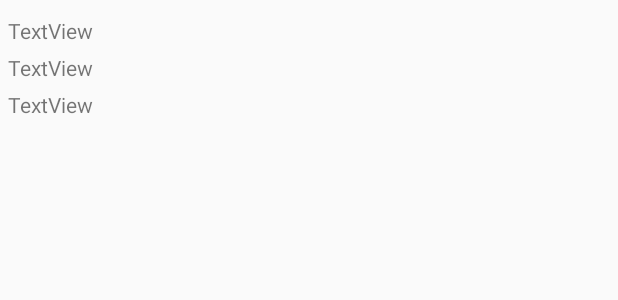
After one commit to AndroidClassT/FirstApplication, an Android app: the layout list_row.xml on its own in the app's theme, with its tools: preview values and no code run, on a phone screen of 412 x 824 dp. The commit adds this screen. Shown: the top 300 px of the screen. Run offline under Robolectric (Android 15) with nearby library versions, the phone set to English and light mode, and no system bars.

Commit message:
List View Created

```diff
--- a/MyApplication/app/src/main/AndroidManifest.xml
+++ b/MyApplication/app/src/main/AndroidManifest.xml
@@ -19,6 +19,7 @@
         <activity android:name=".HomeActivity" android:label="@string/user_details_all_caps"  />
         <activity android:name=".MainActivity" />
         <activity android:name=".RegistrationActivity" android:label="@string/user_registration_all_caps"></activity>
+        <activity android:name=".list.ListviewActivity" android:label="@string/contacts"></activity>
     </application>
 
 </manifest>
--- a/MyApplication/app/src/main/java/com/example/muhammed/myapplication/LoginActivity.java
+++ b/MyApplication/app/src/main/java/com/example/muhammed/myapplication/LoginActivity.java
@@ -8,6 +8,7 @@ import android.widget.Button;
 import android.widget.EditText;
 import android.widget.Toast;
 
+import com.example.muhammed.myapplication.list.ListviewActivity;
 import com.example.muhammed.myapplication.storage.AppStorageFactory;
 
 public class LoginActivity extends AppCompatActivity implements View.OnClickListener {
@@ -53,7 +54,7 @@ public class LoginActivity extends AppCompatActivity implements View.OnClickList
                     Toast.makeText(this, "Invalid Username or Password", Toast.LENGTH_SHORT).show();
                 }
                 break;
-            case R.id.registerButton :
+            case R.id.registerButton:
                 Intent intent = new Intent(this, RegistrationActivity.class);
                 startActivity(intent);
                 finish();
@@ -64,7 +65,7 @@ public class LoginActivity extends AppCompatActivity implements View.OnClickList
     }
 
     private void gotoActivity() {
-        Intent intent = new Intent(this, HomeActivity.class);
+        Intent intent = new Intent(this, ListviewActivity.class);
         startActivity(intent);
         finish();
     }
--- /dev/null
+++ b/MyApplication/app/src/main/res/layout/list_row.xml
@@ -0,0 +1,29 @@
+<?xml version="1.0" encoding="utf-8"?>
+<RelativeLayout xmlns:android="http://schemas.android.com/apk/res/android"
+    android:layout_width="match_parent"
+    android:layout_height="match_parent"
+    android:padding="5dp">
+
+    <TextView
+        android:id="@+id/nameTextView"
+        android:layout_width="wrap_content"
+        android:layout_height="wrap_content"
+        android:layout_marginTop="5dp"
+        android:text="TextView" />
+
+    <TextView
+        android:id="@+id/numberTextView"
+        android:layout_width="wrap_content"
+        android:layout_height="wrap_content"
+        android:layout_below="@id/nameTextView"
+        android:layout_marginTop="5dp"
+        android:text="TextView" />
+
+    <TextView
+        android:id="@+id/emailTextView"
+        android:layout_width="wrap_content"
+        android:layout_height="wrap_content"
+        android:layout_below="@id/numberTextView"
+        android:layout_marginTop="5dp"
+        android:text="TextView" />
+</RelativeLayout>
--- a/MyApplication/app/src/main/res/values/strings.xml
+++ b/MyApplication/app/src/main/res/values/strings.xml
@@ -19,4 +19,5 @@
     <string name="user_details_all_caps">USER DETAILS</string>
     <string name="user_registration_all_caps">USER REGISTRATION</string>
     <string name="logout">LogOut</string>
+    <string name="contacts">Contacts</string>
 </resources>
```
Also changed, not shown: MyApplication/app/src/main/java/com/example/muhammed/myapplication/RegistrationActivity.java (+18 -17 lines), MyApplication/app/src/main/java/com/example/muhammed/myapplication/adapters/ContactAdapter.java (added, +64 -0 lines), MyApplication/app/src/main/java/com/example/muhammed/myapplication/list/ListviewActivity.java (added, +81 -0 lines), MyApplication/app/src/main/java/com/example/muhammed/myapplication/models/ContactModel.java (added, +37 -0 lines), MyApplication/app/src/main/res/layout/listview_activity.xml (added, +13 -0 lines).
